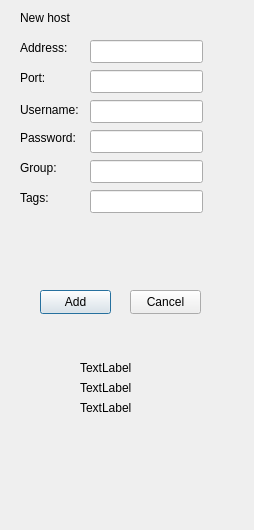
Above: add_server.ui from Koratsuki/QTiSSH before the change. Below: the same form after it.
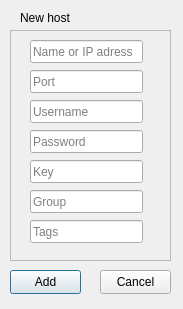
That is the form after the change.

Patch:
```diff
--- a/add_server.ui
+++ b/add_server.ui
@@ -6,8 +6,8 @@
    <rect>
     <x>0</x>
     <y>0</y>
-    <width>254</width>
-    <height>530</height>
+    <width>183</width>
+    <height>309</height>
    </rect>
   </property>
   <property name="windowTitle">
@@ -26,188 +26,89 @@
     <string>New host</string>
    </property>
   </widget>
-  <widget class="QLabel" name="label_2">
-   <property name="geometry">
-    <rect>
-     <x>20</x>
-     <y>40</y>
-     <width>54</width>
-     <height>16</height>
-    </rect>
-   </property>
-   <property name="text">
-    <string>Address:</string>
-   </property>
-  </widget>
-  <widget class="QLabel" name="label_3">
-   <property name="geometry">
-    <rect>
-     <x>20</x>
-     <y>70</y>
-     <width>54</width>
-     <height>16</height>
-    </rect>
-   </property>
-   <property name="text">
-    <string>Port:</string>
-   </property>
-  </widget>
-  <widget class="QLabel" name="label_4">
-   <property name="geometry">
-    <rect>
-     <x>20</x>
-     <y>100</y>
-     <width>61</width>
-     <height>20</height>
-    </rect>
-   </property>
-   <property name="text">
-    <string>Username:</string>
-   </property>
-  </widget>
-  <widget class="QLabel" name="label_5">
-   <property name="geometry">
-    <rect>
-     <x>20</x>
-     <y>130</y>
-     <width>61</width>
-     <height>16</height>
-    </rect>
-   </property>
-   <property name="text">
-    <string>Password:</string>
-   </property>
-  </widget>
-  <widget class="QLabel" name="label_6">
-   <property name="geometry">
-    <rect>
-     <x>20</x>
-     <y>160</y>
-     <width>54</width>
-     <height>16</height>
-    </rect>
-   </property>
-   <property name="text">
-    <string>Group:</string>
-   </property>
-  </widget>
-  <widget class="QLabel" name="label_7">
-   <property name="geometry">
-    <rect>
-     <x>20</x>
-     <y>190</y>
-     <width>54</width>
-     <height>16</height>
-    </rect>
-   </property>
-   <property name="text">
-    <string>Tags:</string>
-   </property>
-  </widget>
-  <widget class="QLabel" name="label_8">
-   <property name="geometry">
-    <rect>
-     <x>80</x>
-     <y>360</y>
-     <width>54</width>
-     <height>16</height>
-    </rect>
-   </property>
-   <property name="text">
-    <string>TextLabel</string>
-   </property>
-  </widget>
-  <widget class="QLabel" name="label_9">
-   <property name="geometry">
-    <rect>
-     <x>80</x>
-     <y>380</y>
-     <width>54</width>
-     <height>16</height>
-    </rect>
-   </property>
-   <property name="text">
-    <string>TextLabel</string>
-   </property>
-  </widget>
   <widget class="QLineEdit" name="lineEdit">
    <property name="geometry">
     <rect>
-     <x>90</x>
+     <x>30</x>
      <y>40</y>
      <width>113</width>
      <height>23</height>
     </rect>
    </property>
+   <property name="placeholderText">
+    <string>Name or IP adress</string>
+   </property>
   </widget>
   <widget class="QLineEdit" name="lineEdit_2">
    <property name="geometry">
     <rect>
-     <x>90</x>
+     <x>30</x>
      <y>70</y>
      <width>113</width>
      <height>23</height>
     </rect>
    </property>
+   <property name="placeholderText">
+    <string>Port</string>
+   </property>
   </widget>
   <widget class="QLineEdit" name="lineEdit_3">
    <property name="geometry">
     <rect>
-     <x>90</x>
+     <x>30</x>
      <y>100</y>
      <width>113</width>
      <height>23</height>
     </rect>
    </property>
+   <property name="placeholderText">
+    <string>Username</string>
+   </property>
   </widget>
   <widget class="QLineEdit" name="lineEdit_4">
    <property name="geometry">
     <rect>
-     <x>90</x>
+     <x>30</x>
      <y>130</y>
      <width>113</width>
      <height>23</height>
     </rect>
    </property>
-  </widget>
-  <widget class="QLabel" name="label_10">
-   <property name="geometry">
-    <rect>
-     <x>80</x>
-     <y>400</y>
-     <width>54</width>
-     <height>16</height>
-    </rect>
-   </property>
-   <property name="text">
-    <string>TextLabel</string>
+   <property name="placeholderText">
+    <string>Password</string>
    </property>
   </widget>
   <widget class="QLineEdit" name="lineEdit_5">
    <property name="geometry">
     <rect>
-     <x>90</x>
+     <x>30</x>
      <y>160</y>
      <width>113</width>
      <height>23</height>
     </rect>
    </property>
+   <property name="placeholderText">
+    <string>Key</string>
+   </property>
   </widget>
   <widget class="QLineEdit" name="lineEdit_6">
    <property name="geometry">
     <rect>
-     <x>90</x>
+     <x>30</x>
      <y>190</y>
      <width>113</width>
      <height>23</height>
     </rect>
    </property>
+   <property name="placeholderText">
+    <string>Group</string>
+   </property>
   </widget>
   <widget class="QPushButton" name="pushButton">
    <property name="geometry">
     <rect>
-     <x>40</x>
-     <y>290</y>
+     <x>10</x>
+     <y>270</y>
      <width>71</width>
      <height>24</height>
     </rect>
@@ -219,8 +120,8 @@
   <widget class="QPushButton" name="pushButton_2">
    <property name="geometry">
     <rect>
-     <x>130</x>
-     <y>290</y>
+     <x>100</x>
+     <y>270</y>
      <width>71</width>
      <height>24</height>
     </rect>
@@ -229,6 +130,35 @@
     <string>Cancel</string>
    </property>
   </widget>
+  <widget class="QLineEdit" name="lineEdit_7">
+   <property name="geometry">
+    <rect>
+     <x>30</x>
+     <y>220</y>
+     <width>113</width>
+     <height>23</height>
+    </rect>
+   </property>
+   <property name="placeholderText">
+    <string>Tags</string>
+   </property>
+  </widget>
+  <widget class="QFrame" name="frame">
+   <property name="geometry">
+    <rect>
+     <x>10</x>
+     <y>30</y>
+     <width>161</width>
+     <height>231</height>
+    </rect>
+   </property>
+   <property name="frameShape">
+    <enum>QFrame::Shape::StyledPanel</enum>
+   </property>
+   <property name="frameShadow">
+    <enum>QFrame::Shadow::Raised</enum>
+   </property>
+  </widget>
  </widget>
  <resources/>
  <connections/>
```
